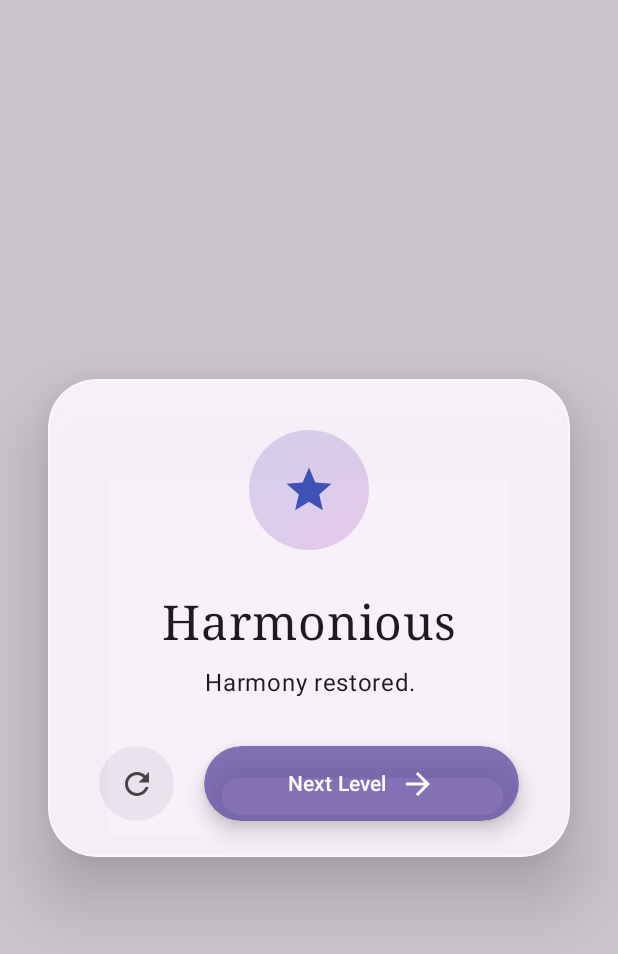
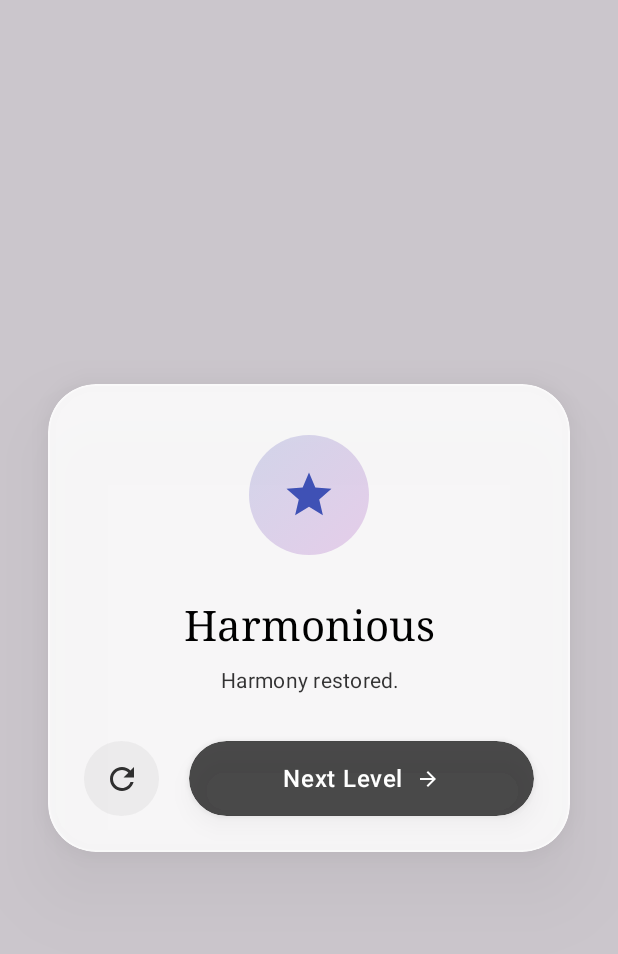
Before and after one commit to akinalpfdn/SortueKotlin, an Android app built with Jetpack Compose: the composable WinOverlay shown on its own in the app's theme, on a phone screen of 412 x 824 dp. Shown: the top 954 px of the screen. Run offline under Robolectric (Android 15) with nearby library versions, the phone set to English and light mode, and no system bars.

```diff
--- a/app/src/main/java/com/akinalpfdn/sortue/ui/components/WinOverlay.kt
+++ b/app/src/main/java/com/akinalpfdn/sortue/ui/components/WinOverlay.kt
@@ -2,35 +2,28 @@ package com.akinalpfdn.sortue.ui.components
 
 import androidx.compose.foundation.background
 import androidx.compose.foundation.border
+import androidx.compose.foundation.clickable
 import androidx.compose.foundation.layout.Arrangement
 import androidx.compose.foundation.layout.Box
 import androidx.compose.foundation.layout.Column
 import androidx.compose.foundation.layout.Row
 import androidx.compose.foundation.layout.Spacer
 import androidx.compose.foundation.layout.fillMaxSize
-import androidx.compose.foundation.layout.fillMaxWidth
 import androidx.compose.foundation.layout.height
 import androidx.compose.foundation.layout.padding
 import androidx.compose.foundation.layout.size
-import androidx.compose.foundation.layout.width
 import androidx.compose.foundation.shape.CircleShape
 import androidx.compose.foundation.shape.RoundedCornerShape
 import androidx.compose.material.icons.Icons
-import androidx.compose.material.icons.filled.ArrowForward
+import androidx.compose.material.icons.automirrored.filled.ArrowForward
 import androidx.compose.material.icons.filled.Refresh
 import androidx.compose.material.icons.filled.Star
-import androidx.compose.material3.Button
-import androidx.compose.material3.ButtonDefaults
 import androidx.compose.material3.Icon
 import androidx.compose.material3.IconButton
 import androidx.compose.material3.MaterialTheme
 import androidx.compose.material3.Text
 import androidx.compose.runtime.Composable
-import androidx.compose.runtime.LaunchedEffect
-import androidx.compose.runtime.getValue
-import androidx.compose.runtime.mutableStateOf
 import androidx.compose.runtime.remember
-import androidx.compose.runtime.setValue
 import androidx.compose.ui.Alignment
 import androidx.compose.ui.Modifier
 import androidx.compose.ui.draw.clip
@@ -43,7 +36,6 @@ import androidx.compose.ui.text.font.FontFamily
 import androidx.compose.ui.text.font.FontWeight
 import androidx.compose.ui.text.style.TextAlign
 import androidx.compose.ui.unit.dp
-import androidx.compose.ui.unit.sp
 import com.akinalpfdn.sortue.R
 import com.akinalpfdn.sortue.utils.WinMessages
 
@@ -53,33 +45,31 @@ fun WinOverlay(
     onNext: () -> Unit
 ) {
     val context = LocalContext.current
-    var title by remember { mutableStateOf("") }
-    var subtitle by remember { mutableStateOf("") }
-
-    LaunchedEffect(Unit) {
-        title = WinMessages.getTitles(context).random()
-        subtitle = WinMessages.getSubtitles(context).random()
-    }
+    val title = remember { WinMessages.getTitles(context).random() }
+    val subtitle = remember { WinMessages.getSubtitles(context).random() }
 
     Box(
         modifier = Modifier
             .fillMaxSize()
-            .background(Color.Black.copy(alpha = 0.2f)),
+            .background(Color.Black.copy(alpha = 0.2f))
+            .clickable(enabled = false) {},
         contentAlignment = Alignment.Center
     ) {
-        // Premium Glass Card
         Column(
             modifier = Modifier
                 .padding(32.dp)
-                .shadow(30.dp, RoundedCornerShape(32.dp))
+                .shadow(
+                    elevation = 30.dp,
+                    shape = RoundedCornerShape(32.dp),
+                    spotColor = Color.Black.copy(alpha = 0.25f)
+                )
                 .clip(RoundedCornerShape(32.dp))
-                .background(MaterialTheme.colorScheme.surface.copy(alpha = 0.9f))
+                .background(Color.White.copy(alpha = 0.85f))
                 .border(1.dp, Color.White.copy(alpha = 0.4f), RoundedCornerShape(32.dp))
                 .padding(24.dp),
             horizontalAlignment = Alignment.CenterHorizontally,
             verticalArrangement = Arrangement.spacedBy(30.dp)
         ) {
-            // Animated Icon
             Box(
                 contentAlignment = Alignment.Center,
                 modifier = Modifier.padding(top = 10.dp)
@@ -87,91 +77,87 @@ fun WinOverlay(
                 Box(
                     modifier = Modifier
                         .size(80.dp)
-                        .clip(CircleShape)
                         .background(
-                            Brush.linearGradient(
+                            brush = Brush.linearGradient(
                                 colors = listOf(
-                                    Color(0xFF3F51B5).copy(alpha = 0.2f), // Indigo
-                                    Color(0xFF9C27B0).copy(alpha = 0.2f)  // Purple
+                                    Color(0xFF3F51B5).copy(alpha = 0.2f),
+                                    Color(0xFF9C27B0).copy(alpha = 0.2f)
                                 )
-                            )
+                            ),
+                            shape = CircleShape
                         )
                 )
-
                 Icon(
-                    imageVector = Icons.Filled.Star, // Sparkles replacement
+                    imageVector = Icons.Filled.Star,
                     contentDescription = null,
                     modifier = Modifier.size(36.dp),
-                    tint = Color(0xFF3F51B5) // Indigo
+                    tint = Color(0xFF3F51B5)
                 )
             }
 
-            // Typography
             Column(
                 horizontalAlignment = Alignment.CenterHorizontally,
                 verticalArrangement = Arrangement.spacedBy(8.dp)
             ) {
                 Text(
                     text = title,
-                    fontSize = 32.sp,
-                    fontWeight = FontWeight.Medium,
-                    fontFamily = FontFamily.Serif,
-                    color = MaterialTheme.colorScheme.onSurface
+                    style = MaterialTheme.typography.headlineMedium.copy(
+                        fontFamily = FontFamily.Serif,
+                        fontWeight = FontWeight.Medium
+                    ),
+                    color = Color.Black
                 )
-
                 Text(
                     text = subtitle,
-                    fontSize = 16.sp,
-                    fontWeight = FontWeight.Normal,
-                    color = MaterialTheme.colorScheme.onSurface,
+                    style = MaterialTheme.typography.bodyMedium,
+                    color = Color.Black.copy(alpha = 0.8f),
                     textAlign = TextAlign.Center,
                     modifier = Modifier.padding(horizontal = 20.dp)
                 )
             }
 
-            // Actions
             Row(
                 horizontalArrangement = Arrangement.spacedBy(20.dp),
-                modifier = Modifier.padding(horizontal = 10.dp)
+                verticalAlignment = Alignment.CenterVertically
             ) {
-                // Secondary Action (Replay)
                 IconButton(
                     onClick = onReplay,
                     modifier = Modifier
                         .size(50.dp)
-                        .background(MaterialTheme.colorScheme.secondary.copy(alpha = 0.1f), CircleShape)
+                        .background(Color.Gray.copy(alpha = 0.1f), CircleShape)
                 ) {
                     Icon(
                         imageVector = Icons.Filled.Refresh,
-                        contentDescription = "Replay",
-                        tint = MaterialTheme.colorScheme.onSurface.copy(alpha = 0.8f)
+                        contentDescription = null,
+                        tint = Color.Black.copy(alpha = 0.8f)
                     )
                 }
 
-                // Primary Action (Next)
-                Button(
-                    onClick = onNext,
+                Box(
                     modifier = Modifier
                         .weight(1f)
                         .height(50.dp)
-                        .shadow(8.dp, CircleShape),
-                    colors = ButtonDefaults.buttonColors(
-                        containerColor = MaterialTheme.colorScheme.primary.copy(alpha = 0.8f) // Approximate .primary.opacity(0.5)
-                    ),
-                    shape = CircleShape
+                        .shadow(8.dp, CircleShape, spotColor = Color.Black.copy(alpha = 0.2f))
+                        .background(Color.Black.copy(alpha = 0.7f), CircleShape)
+                        .clickable { onNext() },
+                    contentAlignment = Alignment.Center
                 ) {
                     Row(
+                        horizontalArrangement = Arrangement.Center,
                         verticalAlignment = Alignment.CenterVertically,
-                        horizontalArrangement = Arrangement.Center
+                        modifier = Modifier.padding(horizontal = 20.dp)
                     ) {
                         Text(
                             text = stringResource(R.string.next_level),
+                            color = Color.White,
                             fontWeight = FontWeight.SemiBold
                         )
-                        Spacer(modifier = Modifier.width(8.dp))
+                        Spacer(modifier = Modifier.size(8.dp))
                         Icon(
-                            imageVector = Icons.Filled.ArrowForward,
-                            contentDescription = null
+                            imageVector = Icons.AutoMirrored.Filled.ArrowForward,
+                            contentDescription = null,
+                            tint = Color.White,
+                            modifier = Modifier.size(16.dp)
                         )
                     }
                 }
```
Also changed, not shown: app/src/main/java/com/akinalpfdn/sortue/ui/views/GameView.kt (+3 -124 lines).
